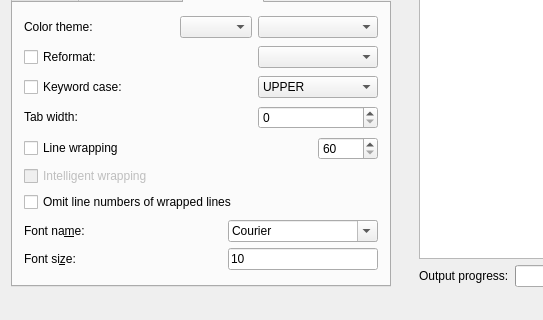
pa-0/highlight, file src/gui-qt/mainwindow.ui: the form before one commit; both pictures show x 0 to 543 and y 540 to 860 of the 957 by 860 pixel window.
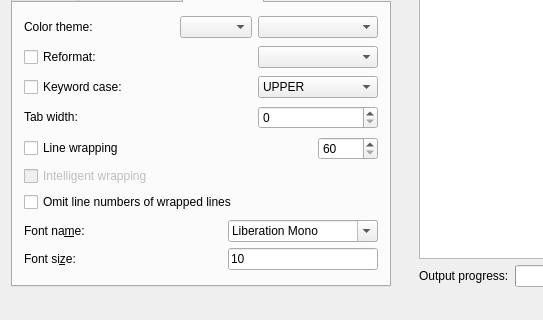
The form after the commit. The open tabs and pages were chosen to show the change. Icons and pictures are not drawn.

Commit message: #215 test Win32 GUI locale workaround

```diff
--- a/src/gui-qt/mainwindow.ui
+++ b/src/gui-qt/mainwindow.ui
@@ -2531,7 +2531,7 @@
              </property>
              <property name="currentFont">
               <font>
-               <family>DejaVu Sans</family>
+               <family>Consolas</family>
               </font>
              </property>
             </widget>
```
Left out of the diff: 11 changed lines with no effect on the pictures. The commit also changes 3 other files.
